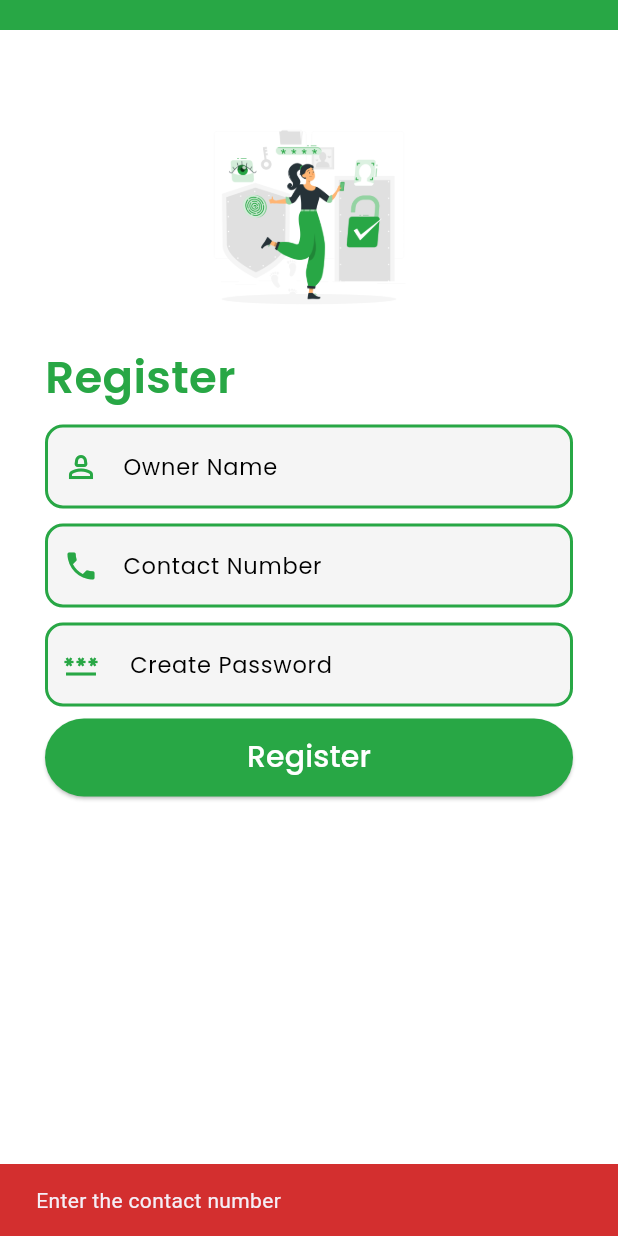
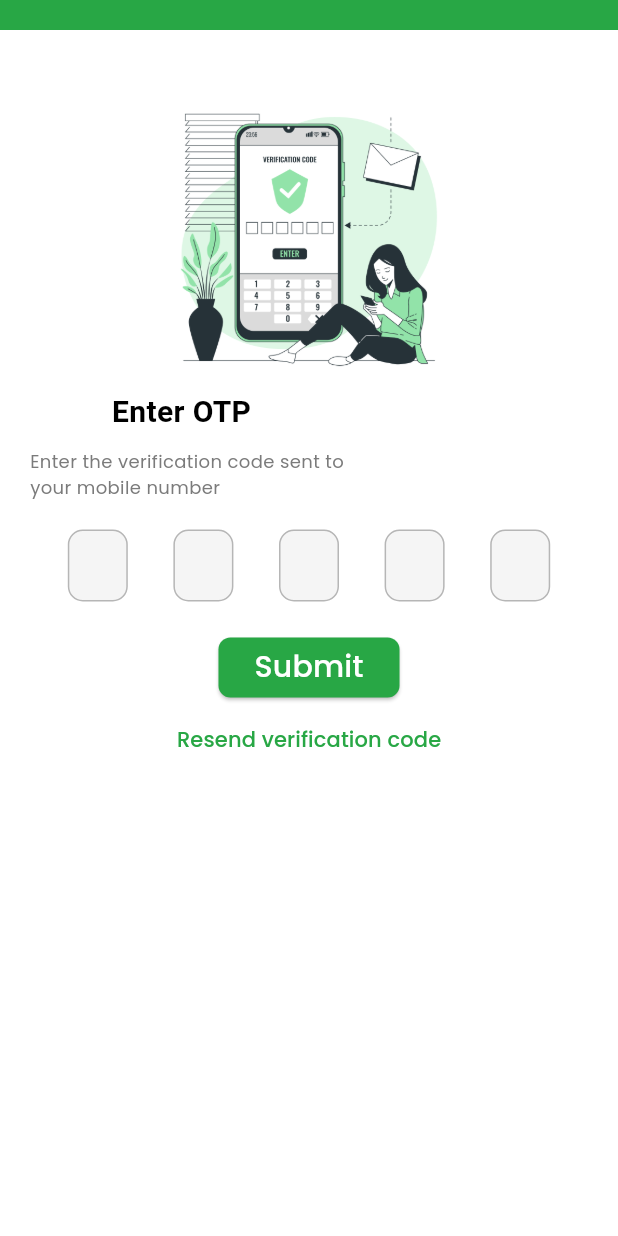
Before and after one commit to MuralidharanKrishnamoorthy/TurfMaster, a Flutter app: the adminregister screen opened directly, after a tap on "Register", on a phone screen of 412 x 824 dp. Run offline on Flutter 3.47's test engine with Material 3 defaults, Android fonts, the light colour scheme and no system bars; drawn by our look-alikes of otp_text_field; our stand-ins replace animated_text_kit, flutter_spinkit, google_fonts, image_picker; Roboto replaces fonts that are missing (Niramit).

Commit message:
Initial commit

```diff
--- a/lib/pages-admin/adminlogin.dart
+++ b/lib/pages-admin/adminlogin.dart
@@ -1,6 +1,7 @@
 import "package:flutter/material.dart";
 import "package:google_fonts/google_fonts.dart";
 import "package:turfbooking/colors/colors.dart";
+import "package:turfbooking/pages-admin/admindashboard.dart";
 import "package:turfbooking/pages-admin/adminregister.dart";
 import "package:turfbooking/turfmasterbackend/authentication_API.dart";
 
@@ -40,6 +41,7 @@ class _adminloginState extends State<adminlogin> {
           content: Text('Successfully logged in'),
           backgroundColor: sucesscolor,
         ));
+        Navigator.push(context, MaterialPageRoute(builder: (context)=>admindashboard()));
       } catch (error) {
         ScaffoldMessenger.of(context).showSnackBar(SnackBar(
           content: Text('Failed to login :$error'),
@@ -96,10 +98,10 @@ class _adminloginState extends State<adminlogin> {
                           Icons.person_2_outlined,
                           color: entireapp,
                         ),
-                        labelText: 'Admin Name',
+                        labelText: 'Contact Number',
                         labelStyle:
                             GoogleFonts.poppins(color: black, fontSize: 15),
-                        hintText: 'enter admin name',
+                        hintText: 'enter contact number',
                         fillColor: scaffold,
                         filled: true,
                         hintStyle: GoogleFonts.poppins(
@@ -134,7 +136,7 @@ class _adminloginState extends State<adminlogin> {
                       cursorColor: linkColor,
                       maxLines: 1,
                       obscureText: true,
-                      obscuringCharacter: '*',
+                      obscuringCharacter: '.',
                       keyboardType: TextInputType.visiblePassword,
                       controller: _adminpasswordcontroller,
                       decoration: InputDecoration(
--- a/lib/pages-admin/adminregister.dart
+++ b/lib/pages-admin/adminregister.dart
@@ -1,10 +1,9 @@
-
-
 import "package:flutter/material.dart";
 import "package:flutter/services.dart";
 import "package:google_fonts/google_fonts.dart";
 import "package:turfbooking/colors/colors.dart";
 import "package:turfbooking/pages-admin/adminlogin.dart";
+import "package:turfbooking/pages-admin/otpverify.dart";
 import "package:turfbooking/turfmasterbackend/authentication_API.dart";
 
 class adminregister extends StatefulWidget {
@@ -20,6 +19,7 @@ class _adminregisterState extends State<adminregister> {
     final _turfownernamecontroller = TextEditingController();
     final _turfcontactnumbercontoller = TextEditingController();
     final _createpasswordcontroller = TextEditingController();
+    final otpfieldcontroller= TextEditingController();
 
     Future<void> registeruser() async {
       try {
@@ -184,13 +184,14 @@ class _adminregisterState extends State<adminregister> {
                     ),
                   ),
                 ),
+
                 Container(
                   child: Padding(
                     padding: EdgeInsets.only(left: 30, right: 30, top: 10),
                     child: TextField(
                       cursorColor: linkColor,
                       obscureText: true,
-                      obscuringCharacter: '*',
+                      obscuringCharacter: '.',
                       inputFormatters: [LengthLimitingTextInputFormatter(10)],
                       keyboardType: TextInputType.visiblePassword,
                       controller: _createpasswordcontroller,
@@ -239,12 +240,12 @@ class _adminregisterState extends State<adminregister> {
                       child: Padding(
                         padding: EdgeInsets.only(left: 20, right: 20),
                         child: ElevatedButton(
-                          onPressed: registeruser,
-                          // Navigator.push(
-                          //     context,
-                          //     MaterialPageRoute(
-                          //         builder: (context) => admindashboard()));
-
+                          onPressed: () {
+                            Navigator.push(
+                                context,
+                                MaterialPageRoute(
+                                    builder: (context) => OTP_verify()));
+                          },
                           child: Text(
                             'Register',
                             style:
@@ -259,7 +260,9 @@ class _adminregisterState extends State<adminregister> {
                       ),
                     ),
                   ),
+
                 ),
+
               ]),
         ),
       ),
--- /dev/null
+++ b/lib/pages-admin/otpverify.dart
@@ -0,0 +1,119 @@
+import 'package:flutter/material.dart';
+import 'package:google_fonts/google_fonts.dart';
+import 'package:otp_text_field/otp_field.dart';
+import 'package:otp_text_field/otp_field_style.dart';
+import 'package:otp_text_field/style.dart';
+import 'package:turfbooking/colors/colors.dart';
+
+class OTP_verify extends StatefulWidget {
+  const OTP_verify({super.key});
+
+  @override
+  State<OTP_verify> createState() => _OTP_verifyState();
+}
+
+class _OTP_verifyState extends State<OTP_verify> {
+  @override
+  Widget build(BuildContext context) {
+    return Scaffold(
+      appBar: PreferredSize(
+        preferredSize: Size.fromHeight(20),
+        child: AppBar(
+          backgroundColor: entireapp,
+          automaticallyImplyLeading: false,
+        ),
+      ),
+      backgroundColor: white,
+      body: SingleChildScrollView(
+        child: Column(
+          children: <Widget>[
+            Padding(
+              padding: EdgeInsets.only(top: 50),
+              child: Container(
+                child: Image(
+                  image: AssetImage('images/EnterOTP.png'),
+                  width: 180,
+                ),
+              ),
+            ),
+            Container(
+              child: Padding(
+                padding: EdgeInsets.only(right: 170, top: 10),
+                child: Text(
+                  'Enter OTP',
+                  style: GoogleFonts.niramit(
+                      fontSize: 20, fontWeight: FontWeight.bold, color: black),
+                ),
+              ),
+            ),
+            Container(
+              child: Padding(
+                padding: EdgeInsets.only(right: 170, top: 10),
+                child: Padding(
+                  padding: EdgeInsets.only(left: 20),
+                  child: Text(
+                    'Enter the verification code sent to your mobile number ',
+                    style:
+                        GoogleFonts.poppins(fontSize: 12, color: admindashtext),
+                  ),
+                ),
+              ),
+            ),
+            Padding(
+              padding: EdgeInsets.only(top: 10),
+              child: Container(
+                child: Padding(
+                  padding: EdgeInsets.only(left: 30, right: 30, top: 10),
+                  child: OTPTextField(
+                    length: 5,
+                    width: MediaQuery.of(context).size.width,
+                    fieldWidth: 40,
+                    style: GoogleFonts.poppins(
+                      fontSize: 15,
+                      color: black,
+                    ),
+                    textFieldAlignment: MainAxisAlignment.spaceAround,
+                    fieldStyle: FieldStyle.box,
+                    otpFieldStyle: OtpFieldStyle(
+                      backgroundColor: scaffold,
+                      borderColor: entireapp,
+                    ),
+                  ),
+                ),
+              ),
+            ),
+            Padding(
+              padding: EdgeInsets.only(left: 10, right: 10, top: 20),
+              child: Container(
+                child: Padding(
+                  padding: EdgeInsets.only(left: 20, right: 20),
+                  child: ElevatedButton(
+                    onPressed: () {},
+                    child: Text(
+                      'Submit',
+                      style: GoogleFonts.poppins(fontSize: 20, color: white),
+                    ),
+                    style: ElevatedButton.styleFrom(
+                        backgroundColor: entireapp,
+                        shape: RoundedRectangleBorder(
+                          borderRadius: BorderRadius.circular(8),
+                        )),
+                  ),
+                ),
+              ),
+            ),
+            Container(
+              child: TextButton(
+                onPressed: () {},
+                child: Text('Resend verification code',
+                    style: GoogleFonts.poppins(
+                      color: entireapp,
+                    )),
+              ),
+            )
+          ],
+        ),
+      ),
+    );
+  }
+}
--- a/pubspec.yaml
+++ b/pubspec.yaml
@@ -42,6 +42,7 @@ dependencies:
   http: ^1.2.1
   flutter_spinkit: ^5.2.1
   geolocator: ^12.0.0
+  flutter_otp_text_field: ^1.1.3+2
 
 dev_dependencies:
   flutter_test:
@@ -61,6 +62,7 @@ flutter:
    - images/Turfbookinglogo.png
    - images/login.png
    - images/addimage.png
+   - images/EnterOTP.png
 
 
 
```
Also changed, not shown: lib/turfmasterbackend/authentication_API.dart (+42 -44 lines), images/EnterOTP.png (added), pubspec.lock.
